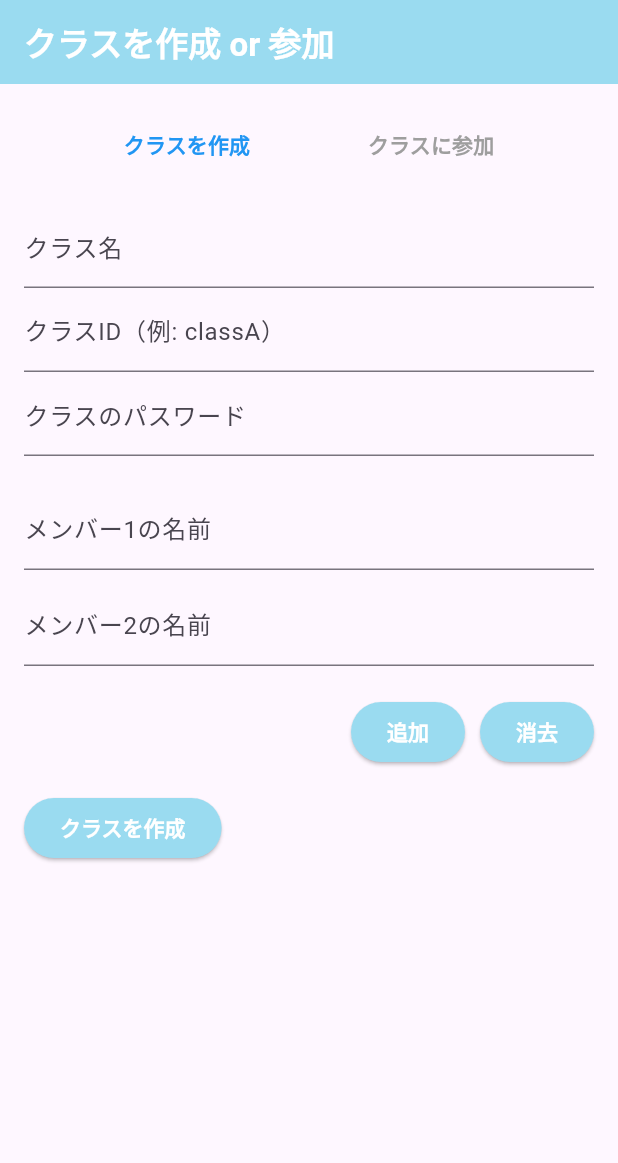
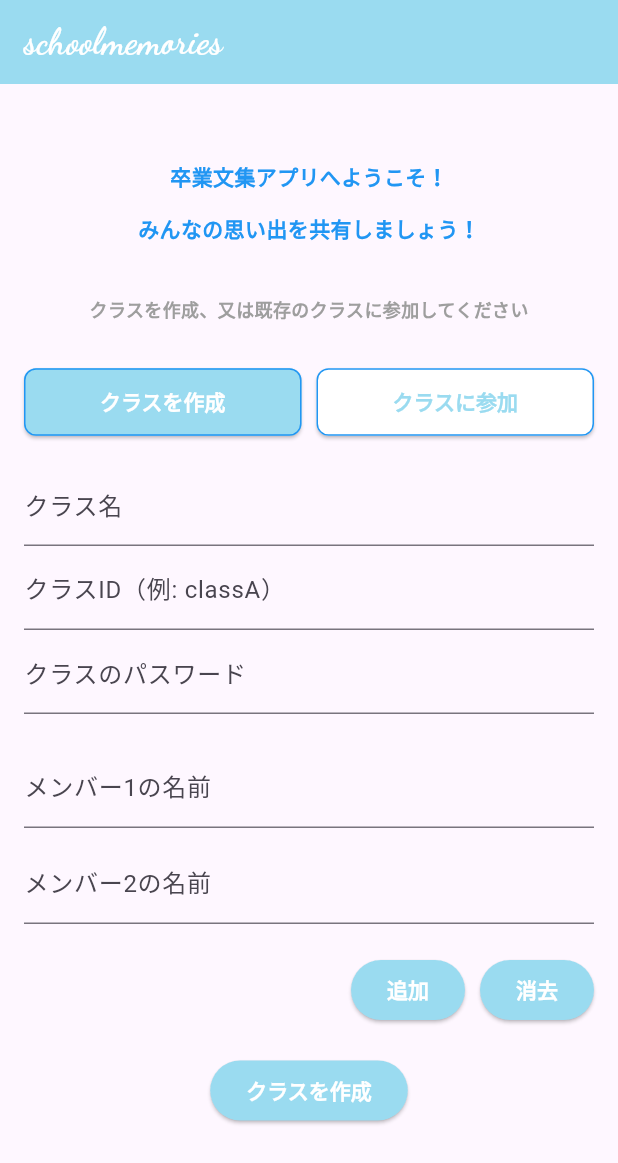
Before and after one commit to oshiro17/school_memories2, a Flutter app: the screen it shows after launch, on a phone screen of 412 x 824 dp. Shown: the top 1163 px of the screen. Run offline on Flutter 3.47's test engine with Material 3 defaults, Android fonts, the phone set to English and light mode, and no system bars; our stand-ins replace cloud_firestore, firebase_core, google_fonts; accounts and stored records are empty.

Commit message:
寝れない

```diff
--- a/lib/pages/home.dart
+++ b/lib/pages/home.dart
@@ -42,6 +42,7 @@ class _HomeState extends State<Home> {
   @override
   Widget build(BuildContext context) {
     return Scaffold(
+
     appBar: AppBar(
   title: Align(
     alignment: Alignment.centerLeft, // 左寄せ
@@ -49,7 +50,7 @@ class _HomeState extends State<Home> {
       crossAxisAlignment: CrossAxisAlignment.start,
       children: [
         Text(
-     'schoolmemories',
+     'School Memories',
           style: GoogleFonts.dancingScript(
       fontSize: 20,
       color: Colors.white, // 文字色を青にする
--- a/lib/pages/members_profile_model.dart
+++ b/lib/pages/members_profile_model.dart
@@ -21,8 +21,8 @@ class MembersProfileModel extends ChangeNotifier {
         final data = doc.data();
         return Member(
           name: data['name'] ?? '',
-          birthday: data['birthday'] ?? '',
-          subject: data['subject'] ?? '',
+          birthday: data['motto'] ?? '',
+          subject: data['futureDream'] ?? '',
         );
       }).toList();
 
--- a/lib/pages/setting_profile.dart
+++ b/lib/pages/setting_profile.dart
@@ -446,7 +446,7 @@ class _SettingProfilePageState extends State<SettingProfilePage> {
               _buildProfileField('これからの目標', goalController, 450,
                   isLongText: true,
                   hintText: ''),
-              _buildProfileField('みんなへメッセージ', futureDreamController, 150,
+              _buildProfileField('みんなへメッセージ', futureDreamController, 30,
                   isLongText: true,
                   hintText: ''),
               _buildProfileField('座右の銘', mottoController, 40,
--- a/lib/signup/class_selection_page.dart
+++ b/lib/signup/class_selection_page.dart
@@ -1,5 +1,6 @@
 import 'package:flutter/material.dart';
 import 'package:cloud_firestore/cloud_firestore.dart';
+import 'package:google_fonts/google_fonts.dart';
 import 'select_account_page.dart';
 
 /// クラス作成ページ
@@ -35,7 +36,13 @@ class _ClassSelectionPageState extends State<ClassSelectionPage> {
   Widget build(BuildContext context) {
     return Scaffold(
       appBar: AppBar(
-        title: const Text('クラスを作成 or 参加'),
+        title: Text(
+     'schoolmemories',
+          style: GoogleFonts.dancingScript(
+      fontSize: 24,
+      color: Colors.white, // 文字色を青にする
+    ),
+  ),
       ),
       // Stackを使ってローディングを重ねて表示
       body: Stack(
@@ -46,31 +53,76 @@ class _ClassSelectionPageState extends State<ClassSelectionPage> {
             child: Column(
               children: [
                 // タブ切り替え
+                 SizedBox(height : 35),
+                Text(
+                        '卒業文集アプリへようこそ！',
+                        style: TextStyle(
+                          fontWeight: FontWeight.bold,
+                          color:  Colors.blue,
+                        ),
+                      ),
+                       SizedBox(height : 15),
+                       Text(
+                        'みんなの思い出を共有しましょう！',
+                        style: TextStyle(
+                          fontWeight: FontWeight.bold,
+                          color:  Colors.blue,
+                        ),
+                      ),
+                      SizedBox(height : 35),
+                        Text(
+                        'クラスを作成、又は既存のクラスに参加してください',
+                        style: TextStyle(
+                          fontSize: 12,
+                          fontWeight: FontWeight.bold,
+                          color:  Colors.grey,
+                        ),
+                      ),
+                      SizedBox(height : 30),
+
                 Row(
-                  mainAxisAlignment: MainAxisAlignment.spaceEvenly,
+  mainAxisAlignment: MainAxisAlignment.center,
   children: [
-                    TextButton(
+    Expanded(
+      child: ElevatedButton(
         onPressed: () => setState(() => isCreating = true),
+        style: ElevatedButton.styleFrom(
+          backgroundColor: isCreating ?  Color(0xFF9ADBF0) : Colors.white,
+          foregroundColor: isCreating ? Colors.white :  Color(0xFF9ADBF0),
+          shape: RoundedRectangleBorder(
+            borderRadius: BorderRadius.circular(8),
+            side: BorderSide(color: Colors.blue),
+          ),
+          padding: EdgeInsets.symmetric(vertical: 12),
+        ),
         child: Text(
           'クラスを作成',
-                        style: TextStyle(
-                          fontWeight: FontWeight.bold,
-                          color: isCreating ? Colors.blue : Colors.grey,
+          style: TextStyle(fontWeight: FontWeight.bold),
         ),
       ),
     ),
-                    TextButton(
+    const SizedBox(width: 10),
+    Expanded(
+      child: ElevatedButton(
         onPressed: () => setState(() => isCreating = false),
+        style: ElevatedButton.styleFrom(
+          backgroundColor: !isCreating ?  Color(0xFF9ADBF0) : Colors.white,
+          foregroundColor: !isCreating ? Colors.white : Color(0xFF9ADBF0),
+          shape: RoundedRectangleBorder(
+            borderRadius: BorderRadius.circular(8),
+            side: BorderSide(color: Colors.blue),
+          ),
+          padding: EdgeInsets.symmetric(vertical: 12),
+        ),
         child: Text(
           'クラスに参加',
-                        style: TextStyle(
-                          fontWeight: FontWeight.bold,
-                          color: !isCreating ? Colors.blue : Colors.grey,
+          style: TextStyle(fontWeight: FontWeight.bold),
         ),
       ),
     ),
   ],
 ),
+
                 const SizedBox(height: 16),
                 // タブ切り替えでUI表示
                 isCreating ? _buildCreateClassArea() : _buildJoinClassArea(),
@@ -157,13 +209,16 @@ Widget _buildCreateClassArea() {
           ),
         ],
       ),
-      const SizedBox(height: 16),
+      const SizedBox(height: 19),
+
 
       // "クラスを作成"ボタン
+      Center(
+        child:
       ElevatedButton(
         onPressed: _onPressCreateClass,
         child: const Text('クラスを作成'),
-      ),
+      ),),
     ],
   );
 }
@@ -422,7 +477,7 @@ class _ConfirmationPageState extends State<ConfirmationPage> {
               children: [
                 ElevatedButton(
                   onPressed: () => Navigator.pop(context),
-                  child: const Text('もう一度編集'),
+                  child: const Text('編集'),
                 ),
                 // 「進む」ボタンを押すと 親の onConfirm() を呼ぶ
                 ElevatedButton(
```
Also changed, not shown: lib/pages/each_profile.dart (+5 -22 lines), lib/pages/members_profile.dart (+93 -13 lines), lib/pages/myprofile.dart (+5 -5 lines). Lines whose indentation alone changed are shown as unchanged.
